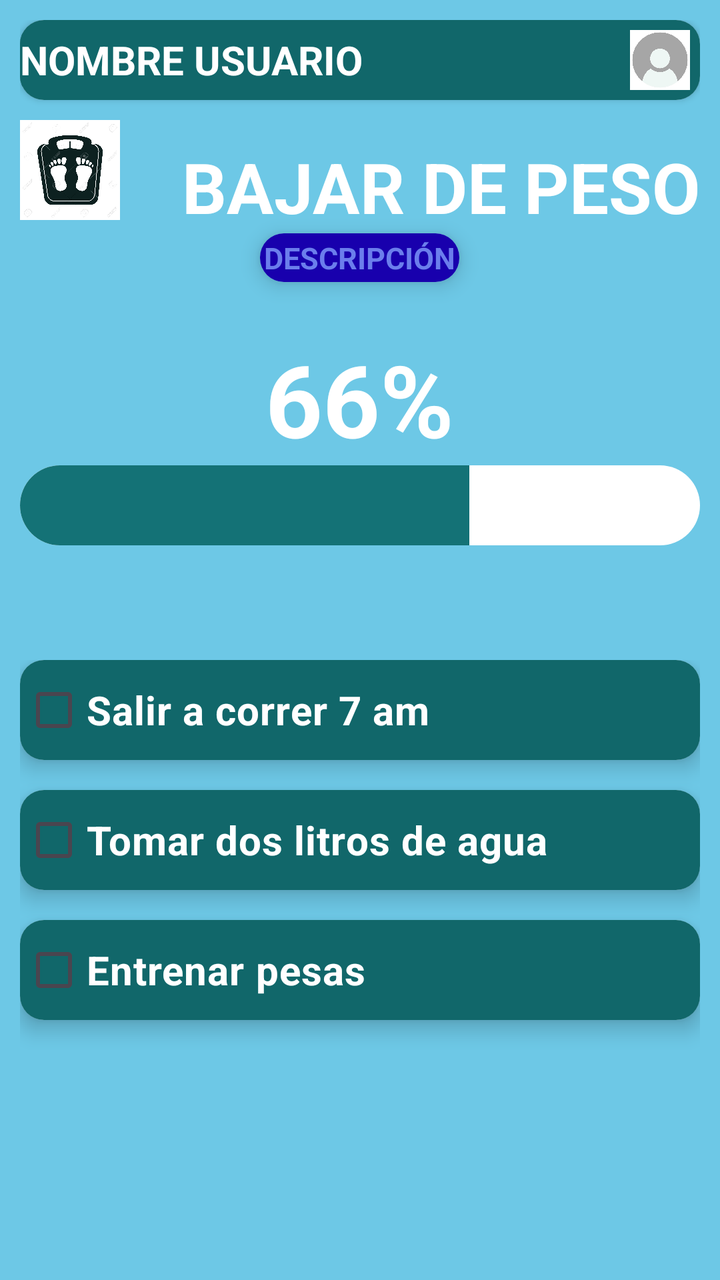
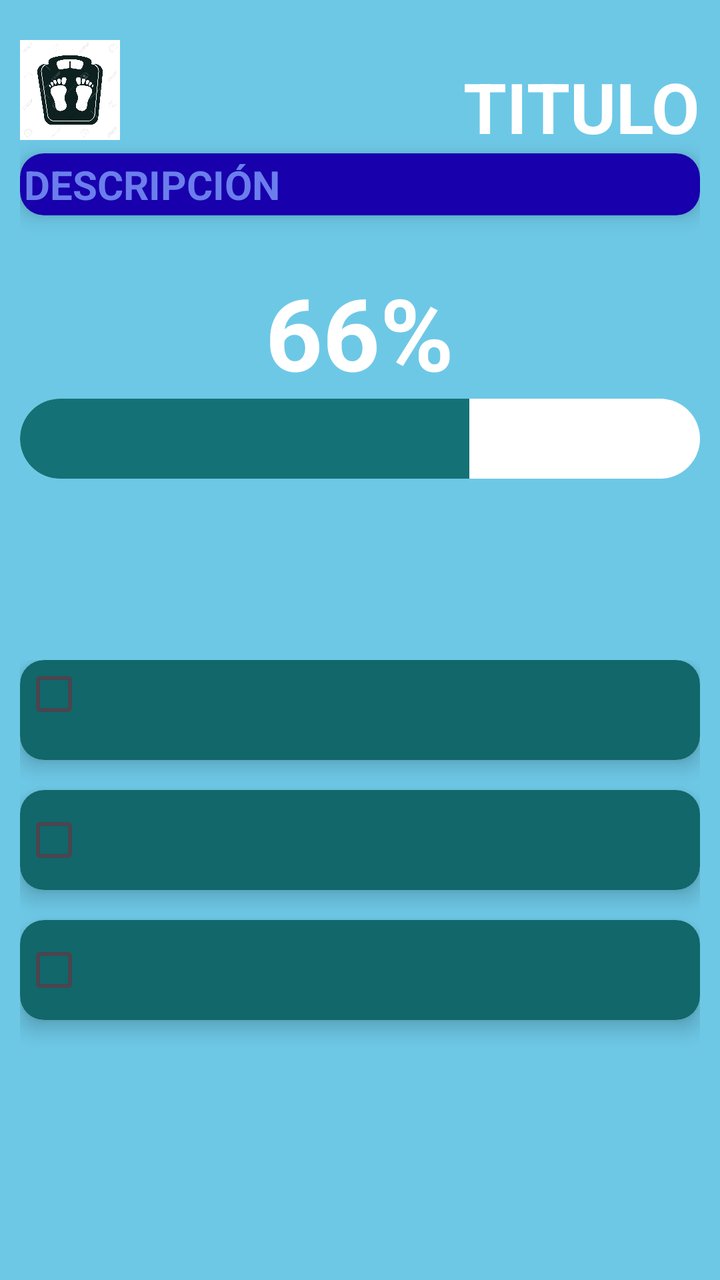

Two renders of the same Android screen: before a commit and after it. Below are the layout's source before the change and the commit's diff.
<!-- AndroidManifest.xml: application theme Theme.SuperSexiBoys -->
<!-- res/layout/activity_metas_interno.xml -->
<?xml version="1.0" encoding="utf-8"?>
<LinearLayout xmlns:android="http://schemas.android.com/apk/res/android"
    xmlns:app="http://schemas.android.com/apk/res-auto"
    xmlns:tools="http://schemas.android.com/tools"
    android:id="@+id/main"
    android:layout_width="match_parent"
    android:layout_height="match_parent"
    tools:context=".MetasActivity"
    android:orientation="vertical"
    android:weightSum="1"
    android:background="#6DC8E6"
    >


    <LinearLayout
        android:layout_width="match_parent"
        android:layout_height="0dp"
        android:layout_weight="0.5"
        android:padding="10dp"
        android:orientation="vertical"
        >

        <androidx.cardview.widget.CardView
            android:layout_width="match_parent"
            android:layout_height="wrap_content"
            app:cardCornerRadius="12dp"
            >

            <LinearLayout
                android:layout_width="match_parent"
                android:gravity="center_vertical"
                android:layout_height="wrap_content"
                android:orientation="horizontal"
                android:background="#11676a"
                >

                <TextView
                    android:id="@+id/txtNombreUsuario"
                    android:layout_width="0dp"
                    android:layout_weight="1"
                    android:layout_height="wrap_content"
                    android:text="NOMBRE USUARIO"
                    android:textStyle="bold"
                    android:textSize="20sp"
                    android:background="#11676a"
                    android:textColor="@color/white" />


                <ImageView
                    android:id="@+id/imgPerfil"
                    android:layout_width="40dp"
                    android:layout_height="40dp"
                    android:src="@drawable/perfilvacio"
                    android:background="@drawable/circuloblanco"
                    android:padding="5dp" />
            </LinearLayout>
        </androidx.cardview.widget.CardView>

        <LinearLayout
            android:layout_width="match_parent"
            android:layout_height="wrap_content"
            android:layout_marginTop="10dp"
            android:orientation="horizontal"
            >

            <ImageView
                android:id="@+id/logoMeta"
                android:layout_width="50dp"
                android:layout_height="50dp"
                android:src="@drawable/logobalanza"
                android:layout_gravity="left"
                />

            <LinearLayout
                android:layout_width="match_parent"
                android:layout_height="wrap_content"
                android:layout_marginTop="10dp"
                android:gravity="right"
                android:orientation="horizontal">


            <TextView
                android:id="@+id/tituloMeta"
                android:text="BAJAR DE PESO"
                android:layout_width="wrap_content"
                android:layout_height="wrap_content"
                android:textStyle="bold"
                android:textSize="35sp"
                android:textColor="@color/white"/>

            </LinearLayout>


        </LinearLayout>

        <androidx.cardview.widget.CardView
            android:layout_width="wrap_content"
            android:layout_height="wrap_content"
            android:layout_marginBottom="15dp"
            app:cardCornerRadius="12dp"
            app:cardElevation="6dp"
            android:layout_gravity="center"
            android:clickable="true"
            >

            <LinearLayout
                android:layout_width="wrap_content"
                android:layout_height="wrap_content"
                android:orientation="horizontal"
                android:background="#6DC8E6"
                android:layout_gravity="center"
                >

                <TextView
                    android:id="@+id/descripcionMeta"
                    android:layout_width="wrap_content"
                    android:layout_height="wrap_content"
                    android:text=""
                    android:hint="DESCRIPCIÓN"
                    android:padding="2dp"
                    android:textColorHint="#6B7EEC"
                    android:textStyle="bold"
                    android:textSize="15sp"
                    android:background="#1800AD"
                    android:textColor="@color/white" />

            </LinearLayout>
        </androidx.cardview.widget.CardView>

        <LinearLayout
            android:layout_width="match_parent"
            android:layout_height="wrap_content"
            android:layout_marginTop="10dp"
            android:gravity="center"
            android:orientation="horizontal">


            <TextView
                android:id="@+id/porcentajeBarra"
                android:text="66%"
                android:layout_width="wrap_content"
                android:layout_height="wrap_content"
                android:textStyle="bold"
                android:textSize="50sp"
                android:textColor="@color/white"/>

        </LinearLayout>

        <ProgressBar
            android:id="@+id/progresoLineal"
            style="?android:attr/progressBarStyleHorizontal"
            android:layout_width="match_parent"
            android:layout_height="40dp"
            android:max="100"
            android:progress="66"
            android:progressDrawable="@drawable/progress_bar"/>>

    </LinearLayout>

    <ScrollView
        android:layout_width="match_parent"
        android:layout_height="0dp"
        android:layout_weight="0.50">

        <LinearLayout
            android:layout_width="match_parent"
            android:layout_height="wrap_content"
            android:orientation="vertical"
            android:padding="10dp">

            <androidx.cardview.widget.CardView
                android:layout_width="match_parent"
                android:layout_height="wrap_content"
                android:layout_marginBottom="15dp"
                app:cardCornerRadius="12dp"
                app:cardElevation="6dp"
                android:clickable="true"
                >

                <LinearLayout
                    android:layout_width="match_parent"
                    android:layout_height="wrap_content"
                    android:orientation="horizontal"
                    android:padding="1dp"
                    android:background="#11676a">

                    <CheckBox
                        android:id="@+id/miCheckBox1"
                        android:layout_width="match_parent"
                        android:layout_height="wrap_content"
                        android:checked="false"
                        android:scaleX="1"
                        android:scaleY="1"
                        android:text="Salir a correr 7 am"
                        android:textColor="@color/white"
                        android:textSize="20sp"
                        android:textStyle="bold" />
                </LinearLayout>
            </androidx.cardview.widget.CardView>

            <androidx.cardview.widget.CardView
                android:layout_width="match_parent"
                android:layout_height="wrap_content"
                android:layout_marginBottom="15dp"
                app:cardCornerRadius="12dp"
                app:cardElevation="6dp"
                android:clickable="true"
                >

                <LinearLayout
                    android:layout_width="match_parent"
                    android:layout_height="wrap_content"
                    android:orientation="horizontal"
                    android:padding="1dp"
                    android:background="#11676a">

                    <CheckBox
                        android:id="@+id/miCheckBox2"
                        android:layout_width="match_parent"
                        android:layout_height="wrap_content"
                        android:checked="false"
                        android:scaleX="1"
                        android:scaleY="1"
                        android:text="Tomar dos litros de agua"
                        android:textColor="@color/white"
                        android:textSize="20sp"
                        android:textStyle="bold" />
                </LinearLayout>
            </androidx.cardview.widget.CardView>

            <androidx.cardview.widget.CardView
                android:layout_width="match_parent"
                android:layout_height="wrap_content"
                android:layout_marginBottom="15dp"
                app:cardCornerRadius="12dp"
                app:cardElevation="6dp"
                android:clickable="true"
                >

                <LinearLayout
                    android:layout_width="match_parent"
                    android:layout_height="wrap_content"
                    android:orientation="horizontal"
                    android:padding="1dp"
                    android:background="#11676a">

                    <CheckBox
                        android:id="@+id/miCheckBox3"
                        android:layout_width="match_parent"
                        android:layout_height="wrap_content"
                        android:checked="false"
                        android:scaleX="1"
                        android:scaleY="1"
                        android:text="Entrenar pesas"
                        android:textColor="@color/white"
                        android:textSize="20sp"
                        android:textStyle="bold" />
                </LinearLayout>
            </androidx.cardview.widget.CardView>


        </LinearLayout>
    </ScrollView>


</LinearLayout>
<!-- resources referenced by this layout -->
<resources>
  <color name="white">#FFFFFFFF</color>
  <!-- drawable circuloblanco: png bitmap (drawable, 11172 bytes) -->
  <!-- drawable logobalanza: jpg bitmap (drawable, 100702 bytes) -->
  <!-- drawable perfilvacio: jpg bitmap (drawable, 13526 bytes) -->
  <!-- drawable progress_bar (drawable) -->
  <layer-list xmlns:android="http://schemas.android.com/apk/res/android">
  
      
      <item android:id="@android:id/background">
          <shape android:shape="rectangle">
              <corners android:radius="20dp"/> 
              <solid android:color="@color/white"/> 
          </shape>
      </item>
  
      
      <item android:id="@android:id/progress">
          <clip>
              <shape android:shape="rectangle">
                  <corners android:radius="20dp"/> 
                  <solid android:color="#147276"/> 
              </shape>
          </clip>
      </item>
  
  </layer-list>
  <style name="Theme.SuperSexiBoys" parent="Base.Theme.SuperSexiBoys" />
  <style name="Base.Theme.SuperSexiBoys" parent="Theme.Material3.DayNight.NoActionBar">
          
          
      </style>
</resources>

<!-- the commit's change to res/layout/activity_metas_interno.xml (unified diff, before → after) -->
@@ -20,41 +20,7 @@
         android:orientation="vertical"
         >
 
-        <androidx.cardview.widget.CardView
-            android:layout_width="match_parent"
-            android:layout_height="wrap_content"
-            app:cardCornerRadius="12dp"
-            >
-
-            <LinearLayout
-                android:layout_width="match_parent"
-                android:gravity="center_vertical"
-                android:layout_height="wrap_content"
-                android:orientation="horizontal"
-                android:background="#11676a"
-                >
-
-                <TextView
-                    android:id="@+id/txtNombreUsuario"
-                    android:layout_width="0dp"
-                    android:layout_weight="1"
-                    android:layout_height="wrap_content"
-                    android:text="NOMBRE USUARIO"
-                    android:textStyle="bold"
-                    android:textSize="20sp"
-                    android:background="#11676a"
-                    android:textColor="@color/white" />
-
-
-                <ImageView
-                    android:id="@+id/imgPerfil"
-                    android:layout_width="40dp"
-                    android:layout_height="40dp"
-                    android:src="@drawable/perfilvacio"
-                    android:background="@drawable/circuloblanco"
-                    android:padding="5dp" />
-            </LinearLayout>
-        </androidx.cardview.widget.CardView>
+
 
         <LinearLayout
             android:layout_width="match_parent"
@@ -81,7 +47,9 @@
 
             <TextView
                 android:id="@+id/tituloMeta"
-                android:text="BAJAR DE PESO"
+                android:text=""
+                android:hint="TITULO"
+                android:textColorHint="@color/white"
                 android:layout_width="wrap_content"
                 android:layout_height="wrap_content"
                 android:textStyle="bold"
@@ -94,7 +62,7 @@
         </LinearLayout>
 
         <androidx.cardview.widget.CardView
-            android:layout_width="wrap_content"
+            android:layout_width="match_parent"
             android:layout_height="wrap_content"
             android:layout_marginBottom="15dp"
             app:cardCornerRadius="12dp"
@@ -104,7 +72,7 @@
             >
 
             <LinearLayout
-                android:layout_width="wrap_content"
+                android:layout_width="match_parent"
                 android:layout_height="wrap_content"
                 android:orientation="horizontal"
                 android:background="#6DC8E6"
@@ -113,14 +81,14 @@
 
                 <TextView
                     android:id="@+id/descripcionMeta"
-                    android:layout_width="wrap_content"
+                    android:layout_width="match_parent"
                     android:layout_height="wrap_content"
                     android:text=""
                     android:hint="DESCRIPCIÓN"
                     android:padding="2dp"
                     android:textColorHint="#6B7EEC"
                     android:textStyle="bold"
-                    android:textSize="15sp"
+                    android:textSize="20sp"
                     android:background="#1800AD"
                     android:textColor="@color/white" />
 
@@ -191,7 +159,10 @@
                         android:checked="false"
                         android:scaleX="1"
                         android:scaleY="1"
-                        android:text="Salir a correr 7 am"
+                        android:hint="Actividad 1"
+                        android:textColorHint="@color/white"
+                        android:gravity="left"
+                        android:text=" "
                         android:textColor="@color/white"
                         android:textSize="20sp"
                         android:textStyle="bold" />
@@ -221,7 +192,7 @@
                         android:checked="false"
                         android:scaleX="1"
                         android:scaleY="1"
-                        android:text="Tomar dos litros de agua"
+                        android:text=" "
                         android:textColor="@color/white"
                         android:textSize="20sp"
                         android:textStyle="bold" />
@@ -251,10 +222,13 @@
                         android:checked="false"
                         android:scaleX="1"
                         android:scaleY="1"
-                        android:text="Entrenar pesas"
+                        android:text=" "
                         android:textColor="@color/white"
                         android:textSize="20sp"
-                        android:textStyle="bold" />
+                        android:textStyle="bold"
+                        android:hint="Actividad 1"
+                        android:textColorHint="@color/white"
+                        />
                 </LinearLayout>
             </androidx.cardview.widget.CardView>
 
<!-- resource entries referenced after the edit -->
@@ -1,9 +1,7 @@
 <!-- resources referenced by this layout -->
 <resources>
   <color name="white">#FFFFFFFF</color>
-  <!-- drawable circuloblanco: png bitmap (drawable, 11172 bytes) -->
   <!-- drawable logobalanza: jpg bitmap (drawable, 100702 bytes) -->
-  <!-- drawable perfilvacio: jpg bitmap (drawable, 13526 bytes) -->
   <!-- drawable progress_bar (drawable) -->
   <layer-list xmlns:android="http://schemas.android.com/apk/res/android">
   
